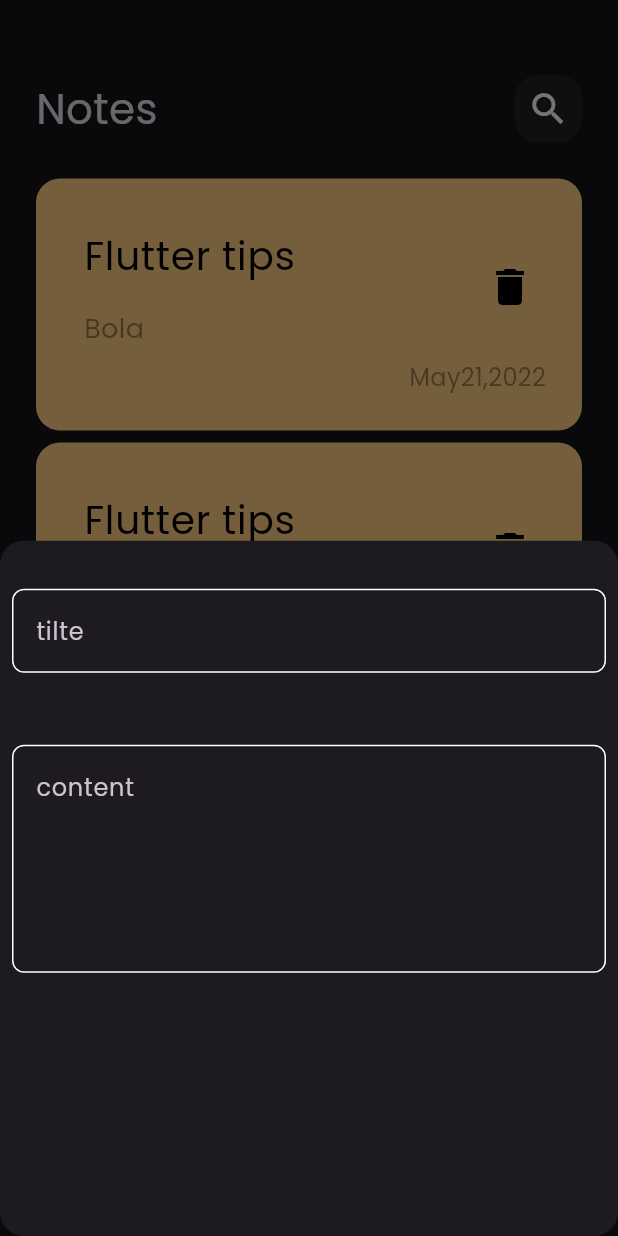
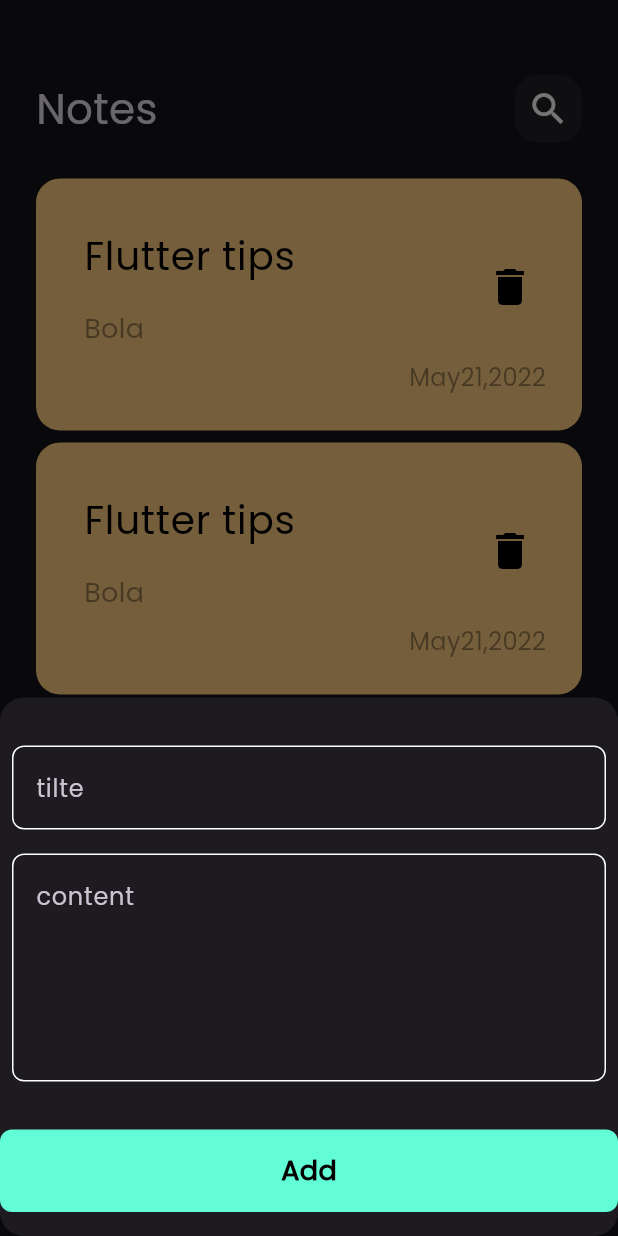
Before and after one commit to MOMEN56/notes_app, a Flutter app: the screen it shows after launch, after a tap on the "add" icon, on a phone screen of 412 x 824 dp. Run offline on Flutter 3.47's test engine with Material 3 defaults, Android fonts, the phone set to English and light mode, and no system bars.

Commit message:
finsh notes bottm sheet

```diff
--- a/lib/widgets/add_note_bottom.dart
+++ b/lib/widgets/add_note_bottom.dart
@@ -1,4 +1,6 @@
 import 'package:flutter/material.dart';
+import 'package:notes_app/constants.dart';
+import 'package:notes_app/widgets/custom_bottom.dart';
 import 'package:notes_app/widgets/custom_text_field.dart';
 
 class addNoteBottomSheet extends StatelessWidget {
@@ -6,17 +8,26 @@ class addNoteBottomSheet extends StatelessWidget {
 
   @override
   Widget build(BuildContext context) {
-    return const Column(
+    return const SingleChildScrollView(
+      child: Column(
         children: [
+                   SizedBox(height: 32),
+
           CustomTextField(
             hint: "tilte",
           ),
                     SizedBox(height: 16),
+
           CustomTextField(
             hint: "content",
             maxLines: 5,
-    )
+          ),
+          SizedBox(height: 32),
+         CustomBottom(),
+                   SizedBox(height: 16),
+
         ],
+      ),
     );
   }
 }
--- /dev/null
+++ b/lib/widgets/custom_bottom.dart
@@ -0,0 +1,20 @@
+import 'package:flutter/material.dart';
+import 'package:notes_app/constants.dart';
+
+class CustomBottom extends StatelessWidget {
+  const CustomBottom({super.key});
+
+  @override
+  Widget build(BuildContext context) {
+    return Container(
+      width: MediaQuery.of(context).size.width,
+      height: 55,
+      decoration: BoxDecoration(
+      color: KprimaryColor,
+      borderRadius: BorderRadius.circular(8)
+      ),
+      child: const Center(
+        child: Text("Add",style: TextStyle(color: Colors.black,fontSize: 18,fontWeight: FontWeight.bold,),),),
+    );
+  }
+}
--- a/lib/widgets/custom_text_field.dart
+++ b/lib/widgets/custom_text_field.dart
@@ -9,7 +9,7 @@ class CustomTextField extends StatelessWidget {
   @override
   Widget build(BuildContext context) {
     return Padding(
-      padding: const EdgeInsets.only(top: 32, right: 8, left: 8),
+      padding: const EdgeInsets.only( right: 8, left: 8,),
       child: TextField(
         cursorColor: KprimaryColor,
         maxLines: maxLines,
```
Lines whose indentation alone changed are shown as unchanged.
